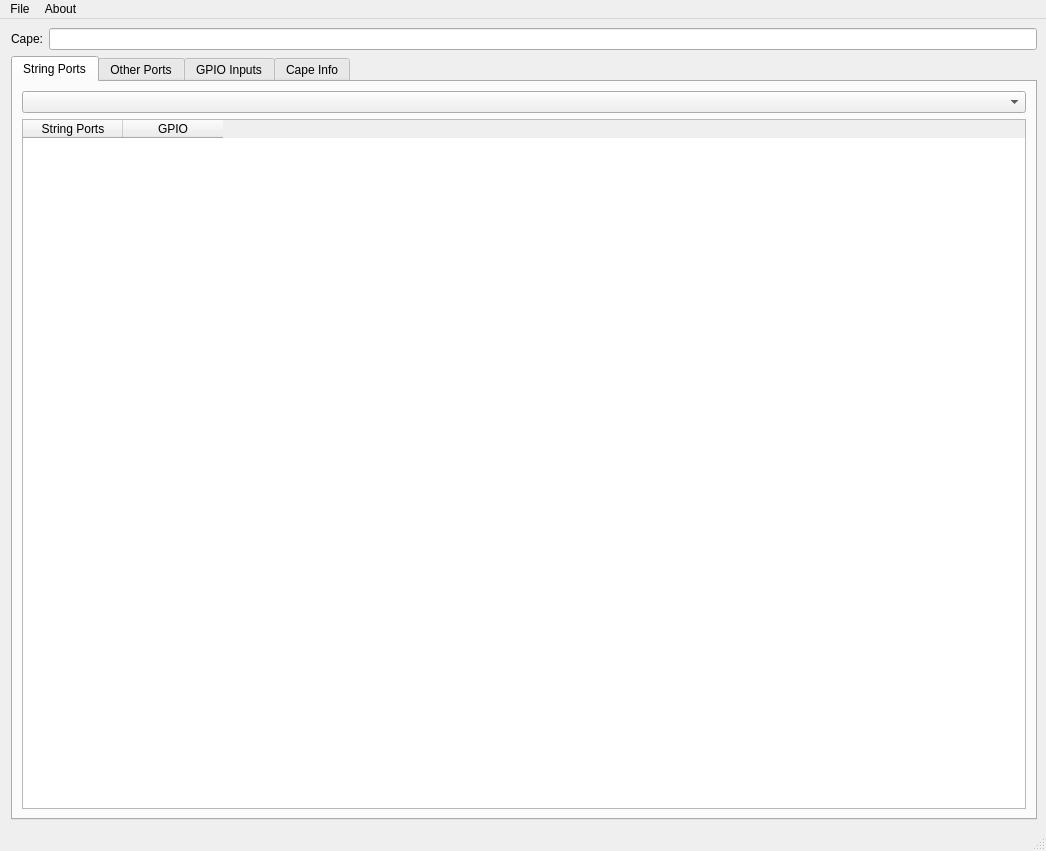
Old version of the form res/mainwindow.ui in the repository computergeek1507/ScottPlayer.
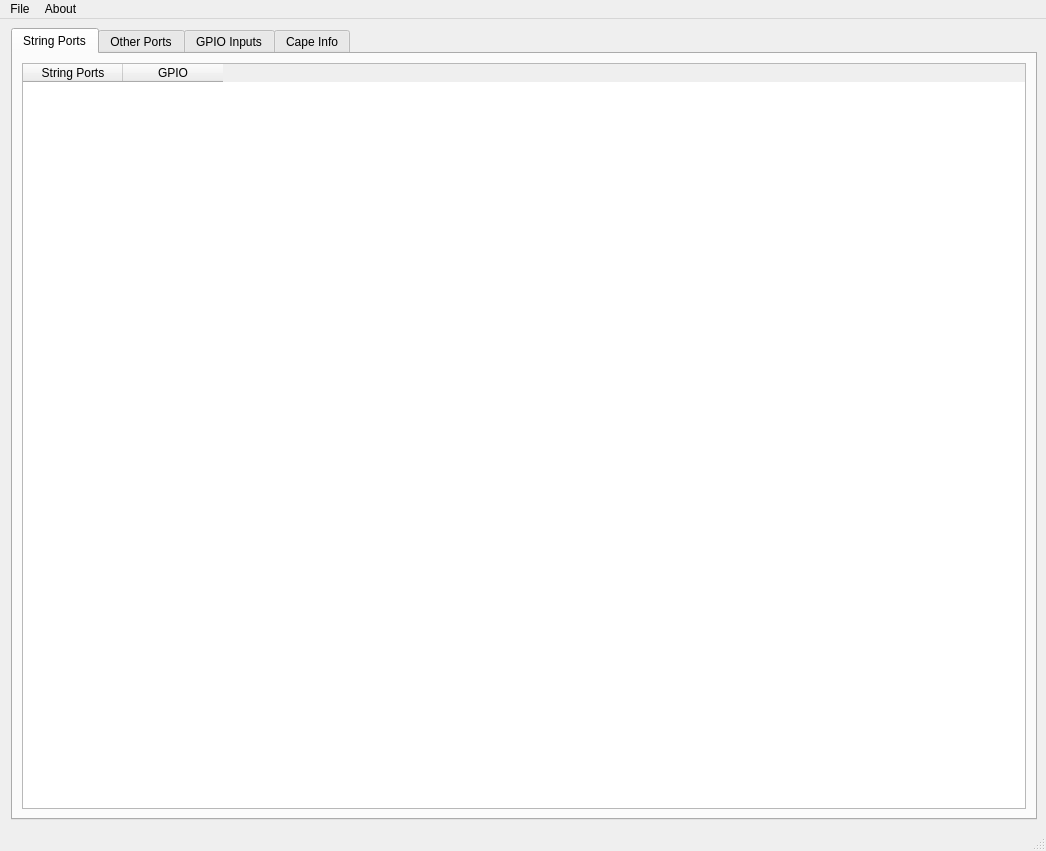
New version of the form. Icons and pictures are not drawn.

Diff of the .ui file:
```diff
--- a/res/mainwindow.ui
+++ b/res/mainwindow.ui
@@ -22,27 +22,6 @@
     <property name="leftMargin">
      <number>11</number>
     </property>
-    <item>
-     <layout class="QGridLayout" name="gridLayout">
-      <property name="verticalSpacing">
-       <number>3</number>
-      </property>
-      <item row="0" column="1">
-       <widget class="QLineEdit" name="leProject">
-        <property name="readOnly">
-         <bool>true</bool>
-        </property>
-       </widget>
-      </item>
-      <item row="0" column="0">
-       <widget class="QLabel" name="label">
-        <property name="text">
-         <string>Cape:</string>
-        </property>
-       </widget>
-      </item>
-     </layout>
-    </item>
     <item>
      <widget class="QTabWidget" name="tabWidget">
       <property name="currentIndex">
@@ -53,9 +32,6 @@
         <string>String Ports</string>
        </attribute>
        <layout class="QVBoxLayout" name="verticalLayout_3">
-        <item>
-         <widget class="QComboBox" name="comboBoxCape"/>
-        </item>
         <item>
          <widget class="QTableWidget" name="twParts">
           <property name="columnCount">
```
Left out of the diff: 22 changed lines with no effect on the pictures.
